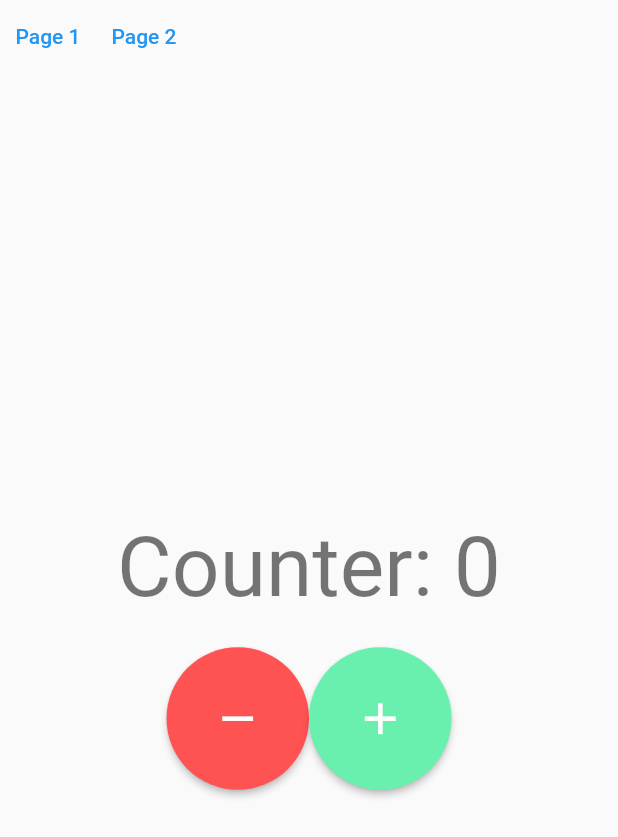
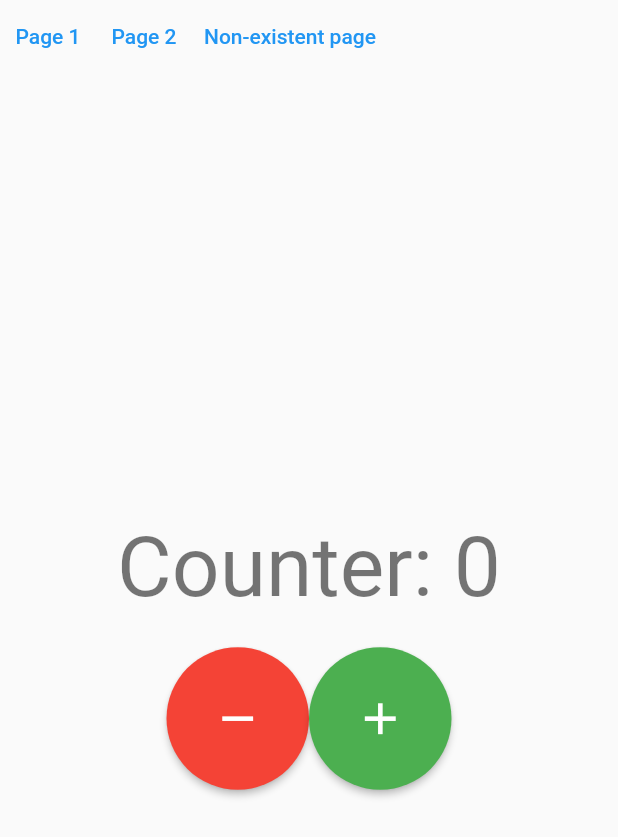
Before and after one commit to xenxi/flutter-web-routes, a Flutter app: the screen it shows after launch, after a tap on "Page 2", on a phone screen of 412 x 824 dp. Shown: the top 837 px of the screen. Run offline on Flutter 3.47's test engine with Material 2 defaults, Android fonts, the light colour scheme and no system bars; missing offline and left inert: dart:html.

Commit message:
:lipstick: add pages

```diff
--- /dev/null
+++ b/lib/presentation/pages/other_counter_page.dart
@@ -0,0 +1,63 @@
+import 'package:flutter/material.dart';
+import 'package:flutter_web_routes_spike/presentation/shared/custom_navbar_menu.dart';
+import 'package:flutter_web_routes_spike/presentation/shared/custom_circle_button.dart';
+
+class OtherCounterPage extends StatefulWidget {
+  static String route = '/othercounter';
+  const OtherCounterPage({Key? key}) : super(key: key);
+
+  @override
+  State<OtherCounterPage> createState() => _OtherCounterPageState();
+}
+
+class _OtherCounterPageState extends State<OtherCounterPage> {
+  int numOfClicks = 0;
+
+  @override
+  Widget build(BuildContext context) {
+    return Scaffold(
+      body: Column(
+        mainAxisAlignment: MainAxisAlignment.center,
+        children: [
+          const CustumNavbarMenu(),
+          const Spacer(),
+          _buildText(context),
+          const SizedBox(
+            height: 20,
+          ),
+          _buildActions(),
+          const Spacer(),
+        ],
+      ),
+    );
+  }
+
+  Widget _buildText(BuildContext context) => Center(
+        child: FittedBox(
+          fit: BoxFit.contain,
+          child: Text(
+            'Counter: $numOfClicks',
+            style: Theme.of(context).textTheme.headline2,
+          ),
+        ),
+      );
+
+  Widget _buildActions() => FittedBox(
+        fit: BoxFit.cover,
+        child: Row(
+          mainAxisAlignment: MainAxisAlignment.center,
+          children: [
+            CustomCircleButton(
+              iconData: Icons.remove,
+              color: Colors.red,
+              onPressed: () => setState(() => numOfClicks--),
+            ),
+            CustomCircleButton(
+              iconData: Icons.add,
+              color: Colors.green,
+              onPressed: () => setState(() => numOfClicks++),
+            ),
+          ],
+        ),
+      );
+}
--- a/lib/presentation/router_app.dart
+++ b/lib/presentation/router_app.dart
@@ -1,5 +1,6 @@
 import 'package:flutter/material.dart';
 import 'package:flutter_web_routes_spike/presentation/pages/counter_page.dart';
+import 'package:flutter_web_routes_spike/presentation/pages/other_counter_page.dart';
 
 class RouterApp extends StatelessWidget {
   const RouterApp({Key? key}) : super(key: key);
@@ -9,7 +10,10 @@ class RouterApp extends StatelessWidget {
     return MaterialApp(
       title: 'Router Spike',
       initialRoute: CounterPage.route,
-      routes: {CounterPage.route: (_) => const CounterPage()},
+      routes: {
+        CounterPage.route: (_) => const CounterPage(),
+        OtherCounterPage.route: (_) => const OtherCounterPage()
+      },
     );
   }
 }
--- a/lib/presentation/shared/custom_navbar_menu.dart
+++ b/lib/presentation/shared/custom_navbar_menu.dart
@@ -1,4 +1,6 @@
 import 'package:flutter/material.dart';
+import 'package:flutter_web_routes_spike/presentation/pages/counter_page.dart';
+import 'package:flutter_web_routes_spike/presentation/pages/other_counter_page.dart';
 import 'package:flutter_web_routes_spike/presentation/shared/custom_elevated_button.dart';
 
 class CustumNavbarMenu extends StatelessWidget {
@@ -8,8 +10,17 @@ class CustumNavbarMenu extends StatelessWidget {
   Widget build(BuildContext context) {
     return Row(
       children: [
-        CustomTextButton(text: 'Page 1', onPressed: () {}),
-        CustomTextButton(text: 'Page 2', onPressed: () {}),
+        CustomTextButton(
+            text: 'Page 1',
+            onPressed: () =>
+                Navigator.of(context).pushNamed(CounterPage.route)),
+        CustomTextButton(
+            text: 'Page 2',
+            onPressed: () =>
+                Navigator.of(context).pushNamed(OtherCounterPage.route)),
+        CustomTextButton(
+            text: 'Non-existent page',
+            onPressed: () => Navigator.of(context).pushNamed('asdfsa')),
       ],
     );
   }
```
